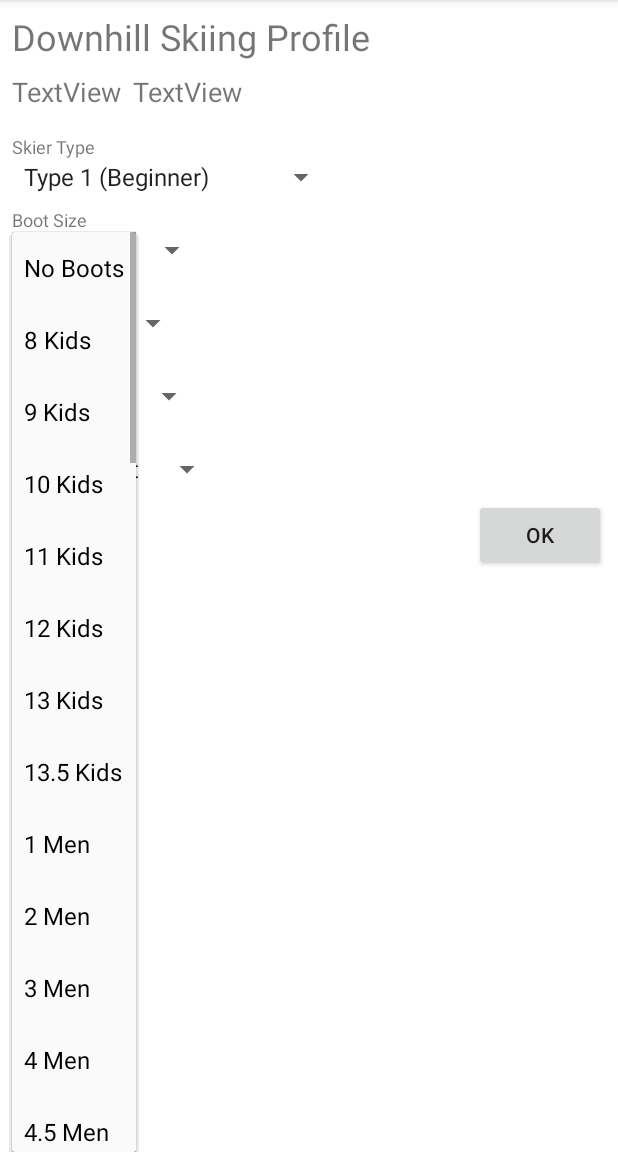
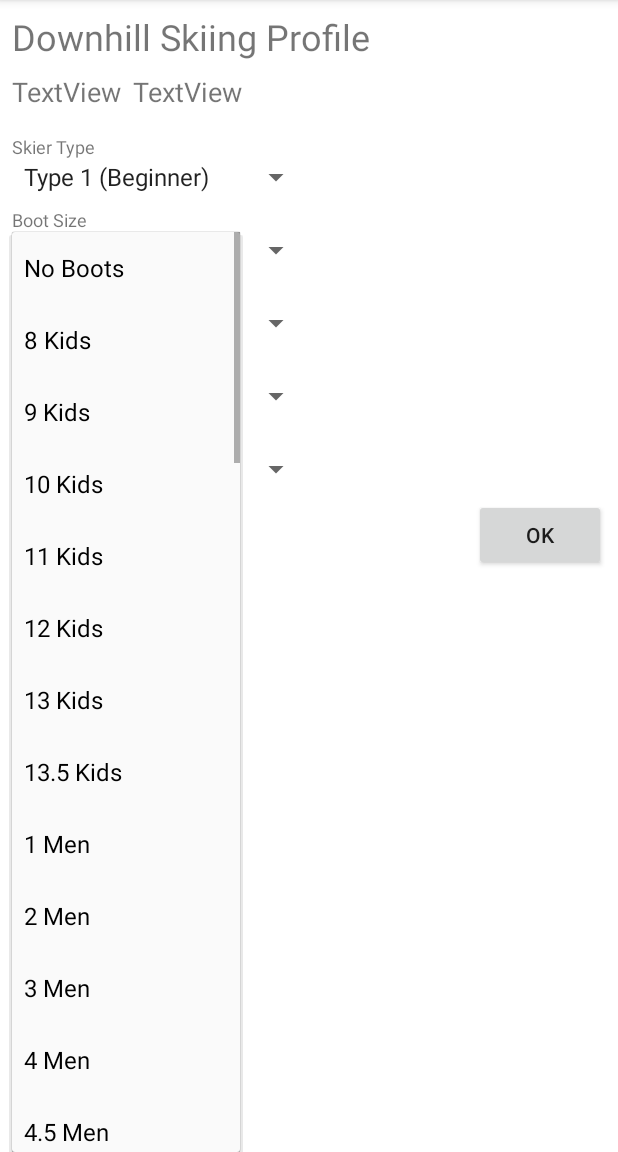
Before and after one commit to aworldnervelink/schuss, an Android app: the fragment DownhillProfileFragment placed in its activity, after a tap on "No Boots", on a phone screen of 412 x 824 dp, the part 84-1236 px from its top. Run offline under Robolectric (Android 15) with nearby library versions, the phone set to English and light mode, and no system bars; our stand-ins replace AdMob, ButterKnife, EventBus; libraries missing offline, so code that uses them is left out: com.google.android.gms, com.xwray.groupie, jp.wasabeef.glide, org.immutables.value, org.slf4j; pictures from the network do not load; 8 statements that could not run were skipped.

Commit message:
Read data from downhill profile form.

```diff
--- a/app/src/main/java/com/appropel/schuss/controller/DefaultSchussController.java
+++ b/app/src/main/java/com/appropel/schuss/controller/DefaultSchussController.java
@@ -5,6 +5,7 @@ import com.appropel.schuss.common.util.EventBusFacade;
 import com.appropel.schuss.common.util.Preferences;
 import com.appropel.schuss.controller.event.PersonEvent;
 import com.appropel.schuss.model.read.Person;
+import com.appropel.schuss.model.read.Profile;
 import com.appropel.schuss.service.SchussService;
 import com.fasterxml.jackson.databind.ObjectMapper;
 
@@ -131,4 +132,10 @@ public final class DefaultSchussController implements SchussController
                     }
                 });
     }
+
+    @Override
+    public void updateProfile(final Person person, final Profile profile)
+    {
+        // TODO.
+    }
 }
--- a/app/src/main/java/com/appropel/schuss/controller/SchussController.java
+++ b/app/src/main/java/com/appropel/schuss/controller/SchussController.java
@@ -1,6 +1,7 @@
 package com.appropel.schuss.controller;
 
 import com.appropel.schuss.model.read.Person;
+import com.appropel.schuss.model.read.Profile;
 
 /**
  * Interface defining the Controller layer.
@@ -31,4 +32,11 @@ public interface SchussController
      * Fetches the list of Persons attached to the current User.
      */
     void getPersons();
+
+    /**
+     * Updates a Profile.
+     * @param person person
+     * @param profile profile
+     */
+    void updateProfile(final Person person, final Profile profile);
 }
--- a/app/src/main/java/com/appropel/schuss/view/fragment/DownhillProfileFragment.java
+++ b/app/src/main/java/com/appropel/schuss/view/fragment/DownhillProfileFragment.java
@@ -12,20 +12,23 @@ import android.widget.TextView;
 import com.appropel.schuss.R;
 import com.appropel.schuss.controller.SchussController;
 import com.appropel.schuss.dagger.DaggerWrapper;
+import com.appropel.schuss.model.read.DownhillProfile;
 import com.appropel.schuss.model.read.Person;
+import com.appropel.schuss.model.read.Profile;
+import com.appropel.schuss.view.util.ViewSerializationUtils;
 import com.fasterxml.jackson.annotation.JsonProperty;
 
 import javax.inject.Inject;
 
 import butterknife.BindView;
 import butterknife.ButterKnife;
+import butterknife.OnClick;
 import butterknife.Unbinder;
 
 /**
  * Fragment for editing a {@link com.appropel.schuss.model.read.DownhillProfile}.
  */
 public final class DownhillProfileFragment extends Fragment
-// ValidatableFragment implements Validator.ValidationListener
 {
     /** Key for finding a Person in argument Bundle. */
     public static final String PERSON_KEY = "person";
@@ -50,14 +53,17 @@ public final class DownhillProfileFragment extends Fragment
 
     /** Ski length. */
     @BindView(R.id.ski_length)
+    @JsonProperty("skiSize")
     Spinner skiLength;
 
     /** Pole length. */
     @BindView(R.id.pole_length)
+    @JsonProperty("skiPoleLength")
     Spinner poleLength;
 
     /** Helmet size. */
     @BindView(R.id.helmet_size)
+    @JsonProperty("helmetSize")
     Spinner helmetSize;
 
     /** OK button. */
@@ -71,12 +77,25 @@ public final class DownhillProfileFragment extends Fragment
     @Inject
     SchussController controller;
 
+    /** Person this profile is connected to. */
+    Person person;
+
+    /** Identifier of profile being edited. */
+    @JsonProperty("id")
+    long id;
+
+    /** Type of profile. */
+    @JsonProperty("profileType")
+    final Profile.Type type = Profile.Type.DOWNHILL;
+
+
     @Override
     public View onCreateView(final LayoutInflater inflater, final ViewGroup container, final Bundle savedInstanceState)
     {
         final View view = inflater.inflate(R.layout.downhill_profile, container, false);
         unbinder = ButterKnife.bind(this, view);
         DaggerWrapper.INSTANCE.getComponent().inject(this);
+        person = (Person) getArguments().getSerializable(PERSON_KEY);
         return view;
     }
 
@@ -84,9 +103,18 @@ public final class DownhillProfileFragment extends Fragment
     public void onStart()
     {
         super.onStart();
-        final Person person = (Person) getArguments().getSerializable(PERSON_KEY);
         firstNameEditText.setText(person.getFirstName());
         lastNameEditText.setText(person.getLastName());
+    }
+
+    /**
+     * Handler for when the user clicks the 'OK' button.
+     */
+    @OnClick(R.id.ok_button)
+    public void onOkButtonClicked()
+    {
+        final DownhillProfile downhillProfile = ViewSerializationUtils.readValue(this, DownhillProfile.class);
+        controller.updateProfile(person, downhillProfile);
     }
 
     @Override
--- a/app/src/main/res/layout/downhill_profile.xml
+++ b/app/src/main/res/layout/downhill_profile.xml
@@ -54,7 +54,7 @@
 
         <Spinner
             android:id="@+id/skier_type"
-            android:layout_width="wrap_content"
+            android:layout_width="200dp"
             android:layout_height="wrap_content"
             android:layout_marginStart="8dp"
             android:entries="@array/skier_type"
@@ -74,7 +74,7 @@
 
         <Spinner
             android:id="@+id/boot_size"
-            android:layout_width="wrap_content"
+            android:layout_width="200dp"
             android:layout_height="wrap_content"
             android:layout_marginStart="8dp"
             android:entries="@array/boot_size"
@@ -94,7 +94,7 @@
 
         <Spinner
             android:id="@+id/ski_length"
-            android:layout_width="wrap_content"
+            android:layout_width="200dp"
             android:layout_height="wrap_content"
             android:layout_marginStart="8dp"
             android:entries="@array/ski_length"
@@ -114,7 +114,7 @@
 
         <Spinner
             android:id="@+id/pole_length"
-            android:layout_width="wrap_content"
+            android:layout_width="200dp"
             android:layout_height="wrap_content"
             android:layout_marginStart="8dp"
             android:entries="@array/pole_length"
@@ -134,7 +134,7 @@
 
         <Spinner
             android:id="@+id/helmet_size"
-            android:layout_width="wrap_content"
+            android:layout_width="200dp"
             android:layout_height="wrap_content"
             android:layout_marginStart="8dp"
             android:entries="@array/helmet_size"
--- a/app/src/main/res/values/arrays.xml
+++ b/app/src/main/res/values/arrays.xml
@@ -155,9 +155,9 @@
 
     <string-array name="helmet_size">
         <item>No Helmet</item>
-        <item>S</item>
-        <item>M</item>
-        <item>L</item>
-        <item>XL</item>
+        <item>S - Small</item>
+        <item>M - Medium</item>
+        <item>L - Large</item>
+        <item>XL - Extra Large</item>
     </string-array>
 </resources>
--- a/model/src/main/java/com/appropel/schuss/model/read/DownhillProfile.java
+++ b/model/src/main/java/com/appropel/schuss/model/read/DownhillProfile.java
@@ -1,4 +1,6 @@
 package com.appropel.schuss.model.read;
+
+import com.fasterxml.jackson.databind.annotation.JsonDeserialize;
 
 import org.immutables.value.Value;
 
@@ -6,6 +8,7 @@ import org.immutables.value.Value;
  * A profile for downhill skiing.
  */
 @Value.Immutable
+@JsonDeserialize(builder = ImmutableDownhillProfile.Builder.class)
 public abstract class DownhillProfile extends Profile
 {
     /** Returns the skier type (experience level). */
--- a/model/src/main/java/com/appropel/schuss/model/read/Profile.java
+++ b/model/src/main/java/com/appropel/schuss/model/read/Profile.java
@@ -12,7 +12,12 @@ public abstract class Profile
     }
 
     /**
+     * Returns the identifier.
+     */
+    public abstract long getId();
+
+    /**
      * Returns the type of profile.
      */
-    public abstract Type getType();
+    public abstract Type getProfileType();
 }
```
